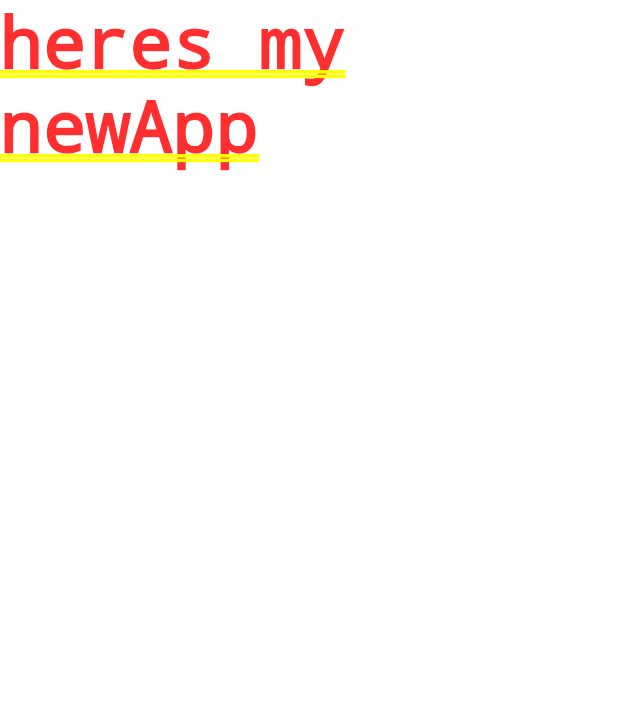
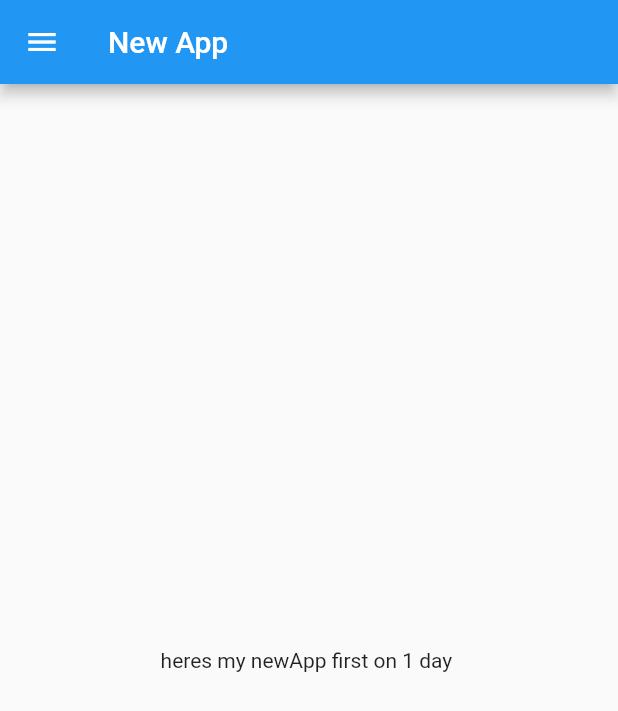
Before and after one commit to Anikat-ThaKur/FLUTTER_CATALOG_APP, a Flutter app: the screen it shows after launch, on a phone screen of 412 x 824 dp. Shown: the top 711 px of the screen. Run offline on Flutter 3.47's test engine with Material 2 defaults, Android fonts, the phone set to English and light mode, and no system bars.

Commit message:
Day1 done

```diff
--- /dev/null
+++ b/lib/homepage.dart
@@ -0,0 +1,23 @@
+import "package:flutter/material.dart";
+
+class Homepage extends StatelessWidget {
+
+  int day =1;
+
+  @override
+  Widget build(BuildContext context) {
+
+     return Scaffold(
+      appBar: AppBar(
+        title: Text("New App")
+      ),
+        body: Center(
+        child: Container(
+      child: Text("heres my newApp first on $day day "),
+
+    ),
+    ),
+      drawer: Drawer(),
+    );
+  }
+}
--- a/lib/main.dart
+++ b/lib/main.dart
@@ -1,18 +1,15 @@
 import 'package:flutter/material.dart';
+import 'homepage.dart';
 void main(){
   runApp(MyApp());
 }
 
 class MyApp extends StatelessWidget {
-  const MyApp({key});
 
   @override
   Widget build(BuildContext context) {
     return MaterialApp(
-      home : Container(
-      child: Text("heres my newApp"),
-    ),
+     home: Homepage(),
     );
-
   }
 }
```
